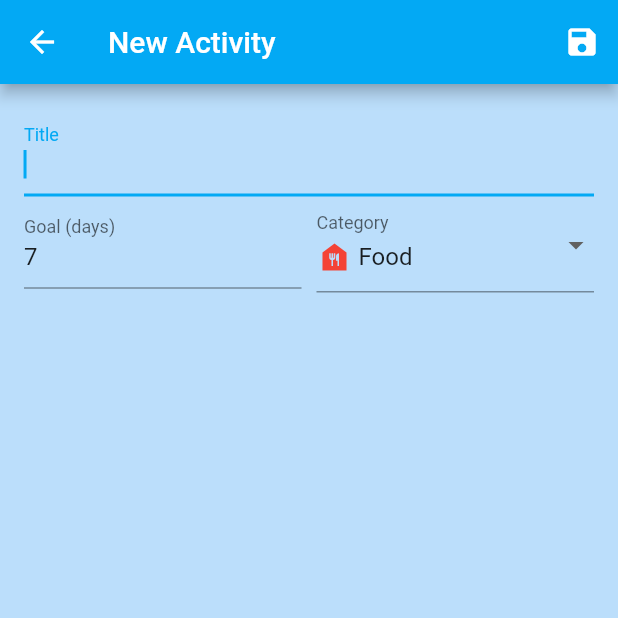
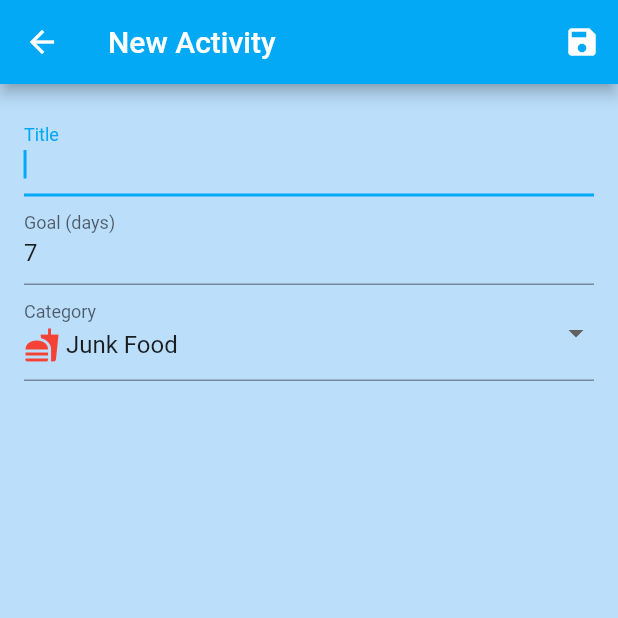
Before and after one commit to snaksa/days-without, a Flutter app: the ActivityEditScreen screen opened by its route, on a phone screen of 412 x 824 dp, the top half of it. Run offline on Flutter 3.47's test engine with Material 2 defaults, Android fonts, the phone set to English and light mode, and no system bars; our stand-ins replace bloc, equatable, flutter_bloc, fluttertoast, sqflite; accounts and stored records are empty.

Commit message:
Release preparations

```diff
--- a/lib/constants/categories.dart
+++ b/lib/constants/categories.dart
@@ -2,16 +2,22 @@ import 'package:days_without/data/models/category.dart';
 import 'package:flutter/material.dart';
 
 List<Category> categories = [
-  Category(0, 'Food', Icons.food_bank, Colors.red),
-  Category(1, 'Alcohol', Icons.wine_bar, Colors.yellow),
-  Category(2, 'Smoking', Icons.smoking_rooms, Colors.orange),
+  Category(0, 'Junk Food', Icons.fastfood, Colors.red),
+  Category(1, 'Fizzy Drinks', Icons.bubble_chart_outlined, Colors.blue),
+  Category(2, 'Alcohol', Icons.wine_bar, Colors.yellow),
+  Category(3, 'Smoking', Icons.smoking_rooms, Colors.orange),
+  Category(4, 'Coffee', Icons.emoji_food_beverage, Colors.brown),
+  Category(5, 'Medicines', Icons.medical_services, Colors.red),
+  Category(6, 'Pills', Icons.medical_services_outlined, Colors.yellow),
+  Category(7, 'Drugs', Icons.fiber_manual_record, Colors.red),
+  Category(8, 'Sweets', Icons.cake, Colors.purple),
+  Category(9, 'Gaming', Icons.games_outlined, Colors.orange),
+  Category(10, 'TV', Icons.tv, Colors.green),
+  Category(11, 'Shopping', Icons.shopping_bag_rounded, Colors.blue),
+  Category(12, 'Social Networks', Icons.phone_android, Colors.amber),
+  Category(13, 'Other', Icons.autorenew, Colors.cyan),
 ];
 
 Category findCategory(int id) {
-  try {
   return categories.firstWhere((category) => category.id == id);
-  }
-  catch(err) {
-    return Category(0, 'No name', Icons.call, Colors.red);
-  }
 }
--- a/lib/presentation/components/activity_form.dart
+++ b/lib/presentation/components/activity_form.dart
@@ -40,10 +40,7 @@ class ActivityForm extends StatelessWidget {
             },
             onSaved: (value) => model.name = value,
           ),
-          Row(
-            children: [
-              Expanded(
-                child: TextFormField(
+          TextFormField(
             initialValue: this.goal != null ? this.goal.toString() : '7',
             decoration: InputDecoration(
               labelText: 'Goal (days)',
@@ -58,12 +55,7 @@ class ActivityForm extends StatelessWidget {
             },
             onSaved: (value) => model.goal = int.parse(value),
           ),
-              ),
-              SizedBox(
-                width: 10,
-              ),
-              Expanded(
-                child: DropdownButtonFormField(
+          DropdownButtonFormField(
             value: this.category ?? 0,
             decoration: InputDecoration(
               labelText: 'Category',
@@ -95,9 +87,6 @@ class ActivityForm extends StatelessWidget {
               model.category = value;
             },
           ),
-              ),
-            ],
-          ),
         ],
       ),
     );
--- a/lib/presentation/components/activity_tile.dart
+++ b/lib/presentation/components/activity_tile.dart
@@ -83,7 +83,8 @@ class ActivityTile extends StatelessWidget {
                                 ),
                               ),
                               Text(
-                                "Goal: ${this.activity.goal}",
+                                "Goal: ${this.activity.goal} " +
+                                    (this.activity.goal == 1 ? 'day' : 'days'),
                                 style: TextStyle(
                                   fontSize: 16,
                                   fontWeight: FontWeight.bold,
```
Also changed, not shown: pubspec.yaml (+8 -0 lines), assets/images/logo.png (added), pubspec.lock, 35 other files. Lines whose indentation alone changed are shown as unchanged.
